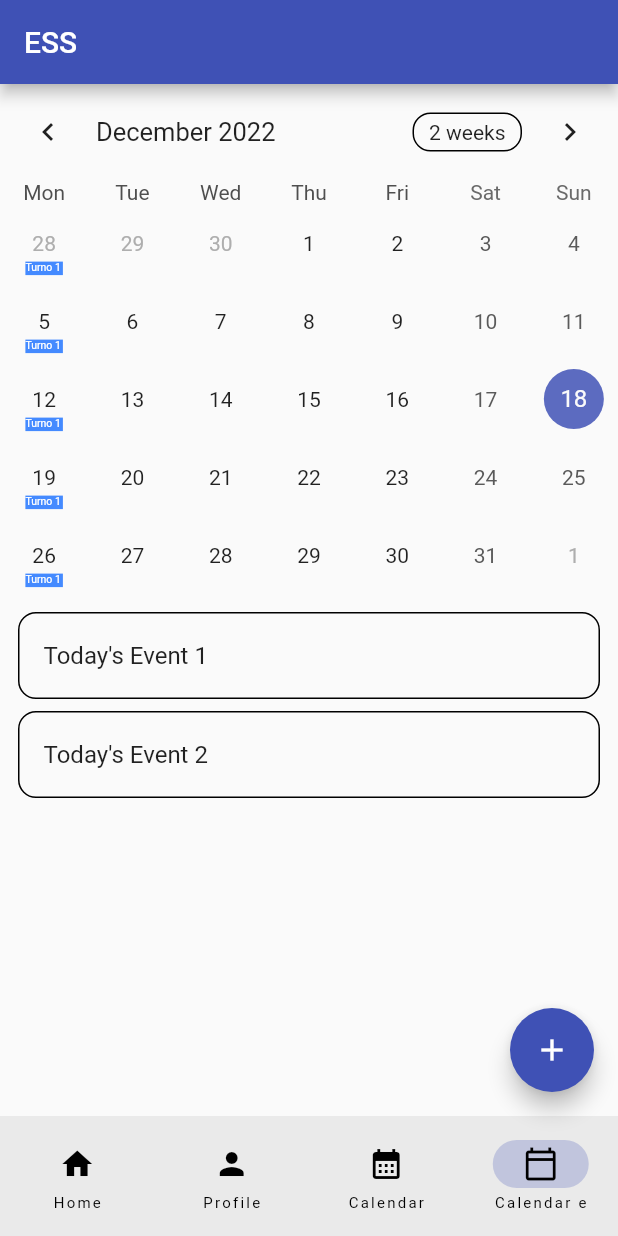
After one commit to esoliss/learn_flutter, a Flutter app: the screen it shows after launch, item 4 of the bottom bar chosen, on a phone screen of 412 x 824 dp. The commit adds this screen. Run offline on Flutter 3.47's test engine with Material 2 defaults, Android fonts, the phone set to English and light mode, and no system bars; drawn by our look-alikes of table_calendar.

Commit message:
eventos simples funcionan

```diff
--- a/lib/main.dart
+++ b/lib/main.dart
@@ -2,6 +2,7 @@ import 'package:flutter/material.dart';
 import 'package:tutorial/home_page.dart';
 import 'package:tutorial/profile_page.dart';
 import 'package:tutorial/table_basics_example.dart';
+import 'package:tutorial/table_multi_example.dart';
 
 void main() {
   runApp(const MyApp());
@@ -30,7 +31,12 @@ class RootPage extends StatefulWidget {
 
 class _RootPageState extends State<RootPage> {
   int currentPage = 0;
-  List<Widget> pages = [HomePage(), ProfilePage(), TableBasicsExample()];
+  List<Widget> pages = [
+    const HomePage(),
+    const ProfilePage(),
+    TableBasicsExample(),
+    TableEventsExample(),
+  ];
   @override
   Widget build(BuildContext context) {
     return Scaffold(
@@ -49,6 +55,8 @@ class _RootPageState extends State<RootPage> {
           NavigationDestination(icon: Icon(Icons.person), label: 'Profile'),
           NavigationDestination(
               icon: Icon(Icons.calendar_month), label: 'Calendar'),
+          NavigationDestination(
+              icon: Icon(Icons.calendar_today_outlined), label: 'Calendar e')
         ],
         onDestinationSelected: (int index) {
           setState(() {
--- /dev/null
+++ b/lib/table_multi_example.dart
@@ -0,0 +1,168 @@
+// Copyright 2019 Aleksander Woźniak
+// SPDX-License-Identifier: Apache-2.0
+
+import 'package:flutter/material.dart';
+import 'package:table_calendar/table_calendar.dart';
+
+import '../utils.dart';
+
+class TableEventsExample extends StatefulWidget {
+  @override
+  _TableEventsExampleState createState() => _TableEventsExampleState();
+}
+
+class _TableEventsExampleState extends State<TableEventsExample> {
+  late final ValueNotifier<List<Event>> _selectedEvents;
+  CalendarFormat _calendarFormat = CalendarFormat.month;
+  CalendarBuilders _calendarBuilders = CalendarBuilders();
+  RangeSelectionMode _rangeSelectionMode = RangeSelectionMode
+      .toggledOff; // Can be toggled on/off by longpressing a date
+  DateTime _focusedDay = DateTime.now();
+  DateTime? _selectedDay;
+  DateTime? _rangeStart;
+  DateTime? _rangeEnd;
+
+  @override
+  void initState() {
+    super.initState();
+
+    _selectedDay = _focusedDay;
+    _selectedEvents = ValueNotifier(_getEventsForDay(_selectedDay!));
+  }
+
+  @override
+  void dispose() {
+    _selectedEvents.dispose();
+    super.dispose();
+  }
+
+  List<Event> _getEventsForDay(DateTime day) {
+    // Implementation example
+    return kEvents[day] ?? [];
+  }
+
+  List<Event> _getEventsForRange(DateTime start, DateTime end) {
+    // Implementation example
+    final days = daysInRange(start, end);
+
+    return [
+      for (final d in days) ..._getEventsForDay(d),
+    ];
+  }
+
+  void _onDaySelected(DateTime selectedDay, DateTime focusedDay) {
+    if (!isSameDay(_selectedDay, selectedDay)) {
+      setState(() {
+        _selectedDay = selectedDay;
+        _focusedDay = focusedDay;
+        _rangeStart = null; // Important to clean those
+        _rangeEnd = null;
+        _rangeSelectionMode = RangeSelectionMode.toggledOff;
+      });
+
+      _selectedEvents.value = _getEventsForDay(selectedDay);
+    }
+  }
+
+  void _onRangeSelected(DateTime? start, DateTime? end, DateTime focusedDay) {
+    setState(() {
+      _selectedDay = null;
+      _focusedDay = focusedDay;
+      _rangeStart = start;
+      _rangeEnd = end;
+      _rangeSelectionMode = RangeSelectionMode.toggledOn;
+    });
+
+    // `start` or `end` could be null
+    if (start != null && end != null) {
+      _selectedEvents.value = _getEventsForRange(start, end);
+    } else if (start != null) {
+      _selectedEvents.value = _getEventsForDay(start);
+    } else if (end != null) {
+      _selectedEvents.value = _getEventsForDay(end);
+    }
+  }
+
+  @override
+  Widget build(BuildContext context) {
+    return Scaffold(
+      body: Column(
+        children: [
+          TableCalendar<Event>(
+            calendarBuilders:
+                CalendarBuilders(singleMarkerBuilder: ((context, day, event) {
+              return Container(
+                decoration: const BoxDecoration(
+                    shape: BoxShape.rectangle, color: Colors.blueAccent),
+                width: 25.0,
+                height: 9.0,
+                margin: const EdgeInsets.symmetric(horizontal: 1.5),
+                child: const Text('Turno 1',
+                    style: TextStyle(color: Colors.white, fontSize: 7)),
+              );
+            })),
+            firstDay: kFirstDay,
+            lastDay: kLastDay,
+            focusedDay: _focusedDay,
+            selectedDayPredicate: (day) => isSameDay(_selectedDay, day),
+            rangeStartDay: _rangeStart,
+            rangeEndDay: _rangeEnd,
+            calendarFormat: _calendarFormat,
+            rangeSelectionMode: _rangeSelectionMode,
+            //eventLoader: _getEventsForDay,
+            eventLoader: (day) {
+              if (day.weekday == DateTime.monday) {
+                return [const Event('Turno 2')];
+              }
+              return [];
+            },
+            startingDayOfWeek: StartingDayOfWeek.monday,
+            calendarStyle: const CalendarStyle(
+              // Use `CalendarStyle` to customize the UI
+              outsideDaysVisible: true,
+            ),
+            onDaySelected: _onDaySelected,
+            onRangeSelected: _onRangeSelected,
+            onFormatChanged: (format) {
+              if (_calendarFormat != format) {
+                setState(() {
+                  _calendarFormat = format;
+                });
+              }
+            },
+            onPageChanged: (focusedDay) {
+              _focusedDay = focusedDay;
+            },
+          ),
+          const SizedBox(height: 8.0),
+          Expanded(
+            child: ValueListenableBuilder<List<Event>>(
+              valueListenable: _selectedEvents,
+              builder: (context, value, _) {
+                return ListView.builder(
+                  itemCount: value.length,
+                  itemBuilder: (context, index) {
+                    return Container(
+                      margin: const EdgeInsets.symmetric(
+                        horizontal: 12.0,
+                        vertical: 4.0,
+                      ),
+                      decoration: BoxDecoration(
+                        border: Border.all(),
+                        borderRadius: BorderRadius.circular(12.0),
+                      ),
+                      child: ListTile(
+                        onTap: () => print('${value[index]}'),
+                        title: Text('${value[index]}'),
+                      ),
+                    );
+                  },
+                );
+              },
+            ),
+          ),
+        ],
+      ),
+    );
+  }
+}
--- a/lib/utils.dart
+++ b/lib/utils.dart
@@ -1 +1,52 @@
-// TODO Implement this library.
+// Copyright 2019 Aleksander Woźniak
+// SPDX-License-Identifier: Apache-2.0
+
+import 'dart:collection';
+
+import 'package:table_calendar/table_calendar.dart';
+
+/// Example event class.
+class Event {
+  final String title;
+
+  const Event(this.title);
+
+  @override
+  String toString() => title;
+}
+
+/// Example events.
+///
+/// Using a [LinkedHashMap] is highly recommended if you decide to use a map.
+final kEvents = LinkedHashMap<DateTime, List<Event>>(
+  equals: isSameDay,
+  hashCode: getHashCode,
+)..addAll(_kEventSource);
+
+final _kEventSource = Map.fromIterable(List.generate(50, (index) => index),
+    key: (item) => DateTime.utc(kFirstDay.year, kFirstDay.month, item * 5),
+    value: (item) => List.generate(
+        item % 4 + 1, (index) => Event('Event $item | ${index + 1}')))
+  ..addAll({
+    kToday: [
+      Event('Today\'s Event 1'),
+      Event('Today\'s Event 2'),
+    ],
+  });
+
+int getHashCode(DateTime key) {
+  return key.day * 1000000 + key.month * 10000 + key.year;
+}
+
+/// Returns a list of [DateTime] objects from [first] to [last], inclusive.
+List<DateTime> daysInRange(DateTime first, DateTime last) {
+  final dayCount = last.difference(first).inDays + 1;
+  return List.generate(
+    dayCount,
+    (index) => DateTime.utc(first.year, first.month, first.day + index),
+  );
+}
+
+final kToday = DateTime.now();
+final kFirstDay = DateTime(kToday.year, kToday.month - 2, kToday.day);
+final kLastDay = DateTime(kToday.year, kToday.month + 24, kToday.day);
```
Also changed, not shown: lib/calendar.dart (added).
